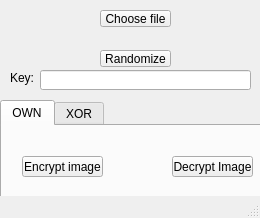
Rasmus3650/Encryption-Image, file ui.ui: the form before one commit.
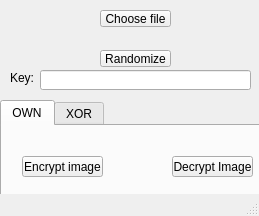
The form after the commit.

```diff
--- a/ui.ui
+++ b/ui.ui
@@ -6,8 +6,8 @@
    <rect>
     <x>0</x>
     <y>0</y>
-    <width>260</width>
-    <height>218</height>
+    <width>259</width>
+    <height>216</height>
    </rect>
   </property>
   <property name="windowTitle">
```
